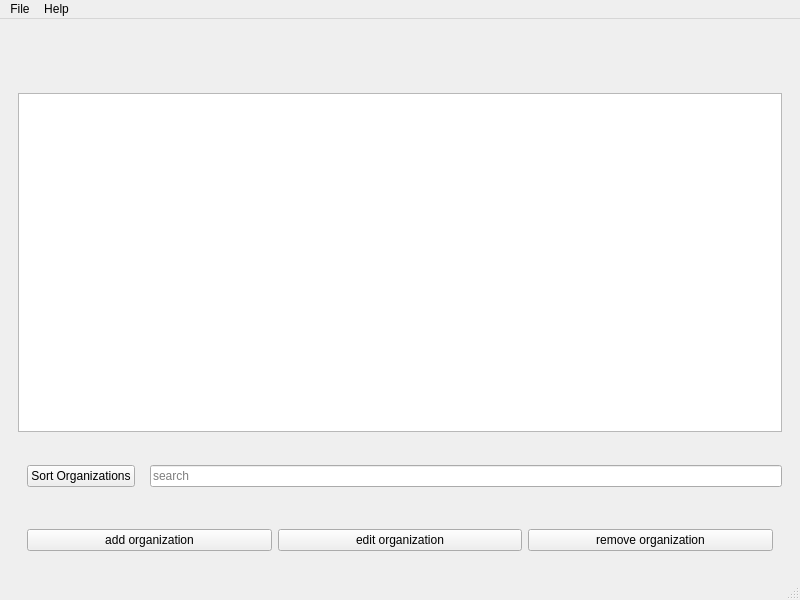
Old version of the form ToDoListServer/todolist.ui in the repository captain-moji/To_Do_List_Project.
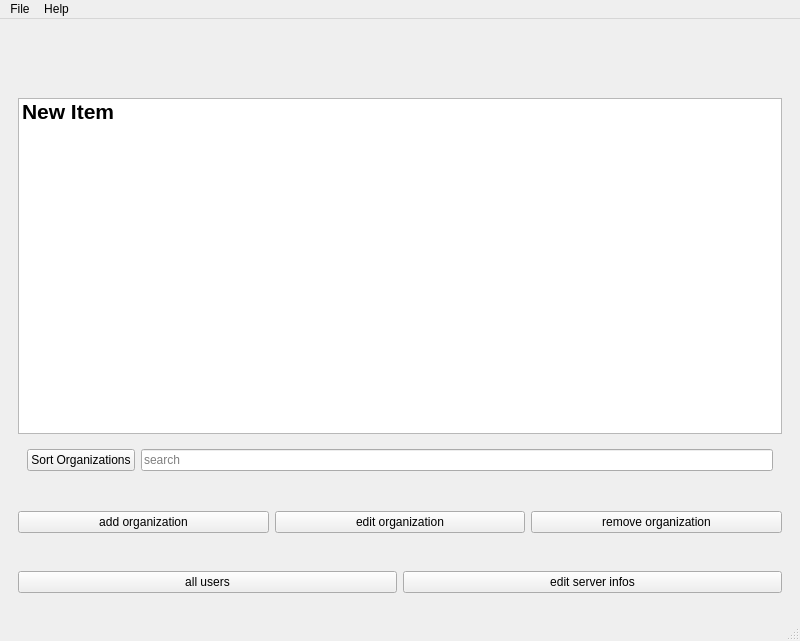
New version of the form.

The edit to the form file:
```diff
--- a/ToDoListServer/todolist.ui
+++ b/ToDoListServer/todolist.ui
@@ -7,7 +7,7 @@
     <x>0</x>
     <y>0</y>
     <width>800</width>
-    <height>600</height>
+    <height>641</height>
    </rect>
   </property>
   <property name="minimumSize">
@@ -41,27 +41,33 @@
       </property>
       <layout class="QVBoxLayout" name="verticalLayout_2">
        <item>
-        <widget class="QListWidget" name="todolist_organizations_list"/>
-       </item>
-      </layout>
+        <widget class="QListWidget" name="todolist_organizations_list">
+         <property name="font">
+          <font>
+           <pointsize>16</pointsize>
+           <bold>true</bold>
+          </font>
+         </property>
+         <property name="sortingEnabled">
+          <bool>false</bool>
+         </property>
+         <item>
+          <property name="text">
+           <string>New Item</string>
+          </property>
+         </item>
      </widget>
     </item>
     <item>
      <widget class="QWidget" name="widget_6" native="true">
       <layout class="QHBoxLayout" name="horizontalLayout_3">
        <item>
-        <widget class="QWidget" name="widget_4" native="true">
-         <layout class="QHBoxLayout" name="horizontalLayout_2">
-          <item>
            <widget class="QPushButton" name="sort_organizations_BTN">
             <property name="text">
              <string>Sort Organizations</string>
             </property>
            </widget>
           </item>
-         </layout>
-        </widget>
-       </item>
        <item>
         <widget class="QLineEdit" name="search_organizations_qstring">
          <property name="placeholderText">
@@ -72,6 +78,9 @@
       </layout>
      </widget>
     </item>
+      </layout>
+     </widget>
+    </item>
     <item>
      <widget class="QWidget" name="widget" native="true">
       <property name="minimumSize">
@@ -80,9 +89,6 @@
         <height>50</height>
        </size>
       </property>
-      <layout class="QVBoxLayout" name="verticalLayout_3">
-       <item>
-        <widget class="QWidget" name="widget_5" native="true">
          <layout class="QHBoxLayout" name="horizontalLayout">
           <item>
            <widget class="QPushButton" name="add_organization_BTN">
@@ -108,6 +114,23 @@
          </layout>
         </widget>
        </item>
+    <item>
+     <widget class="QWidget" name="widget_7" native="true">
+      <layout class="QHBoxLayout" name="horizontalLayout_4">
+       <item>
+        <widget class="QPushButton" name="add_new_user_BTN">
+         <property name="text">
+          <string>all users</string>
+         </property>
+        </widget>
+       </item>
+       <item>
+        <widget class="QPushButton" name="pushButton_2">
+         <property name="text">
+          <string>edit server infos</string>
+         </property>
+        </widget>
+       </item>
       </layout>
      </widget>
     </item>
@@ -119,7 +142,7 @@
      <x>0</x>
      <y>0</y>
      <width>800</width>
-     <height>26</height>
+     <height>25</height>
     </rect>
    </property>
    <widget class="QMenu" name="menuFile">
```
Lines whose indentation alone changed are shown as unchanged.
